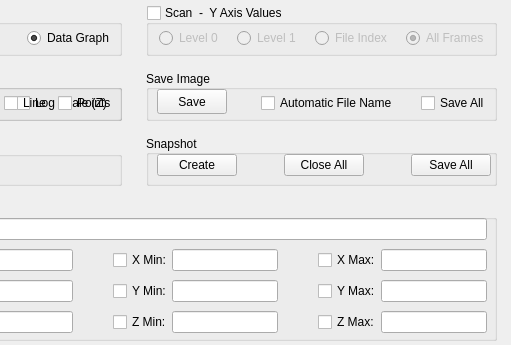
Old version of the form slsDetectorGui/forms/form_tab_plot.ui in the repository slsdetectorgroup/slsDetectorPackage; both pictures show x 264 to 775 and y 0 to 345 of the 775 by 345 pixel window.
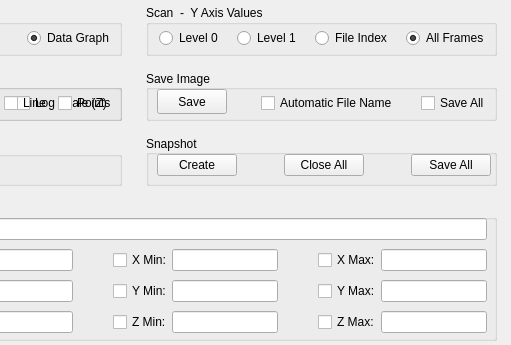
New version of the form.

What changed in the file:
```diff
--- a/slsDetectorGui/forms/form_tab_plot.ui
+++ b/slsDetectorGui/forms/form_tab_plot.ui
@@ -494,7 +494,7 @@
     <string>Scan  -  Y Axis Values</string>
    </property>
    <property name="checkable">
-    <bool>true</bool>
+    <bool>false</bool>
    </property>
    <property name="checked">
     <bool>false</bool>
```
